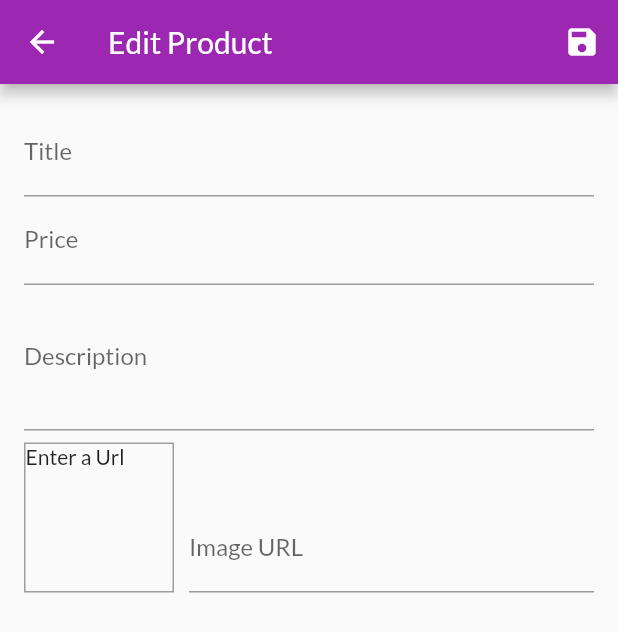
After one commit to BishalN/ShopApp, a Flutter app: the EditProductScreen screen opened by its route, on a phone screen of 412 x 824 dp. The commit adds this screen. Shown: the top 632 px of the screen. Run offline on Flutter 3.47's test engine with Material 2 defaults, Android fonts, the phone set to English and light mode, and no system bars; network calls fail.

Commit message:
addition of edit product screen

```diff
--- a/lib/main.dart
+++ b/lib/main.dart
@@ -8,6 +8,8 @@ import './provider/cart.dart';
 import './screens/cart_screen.dart';
 import './provider/order.dart';
 import './screens/order_Screen.dart';
+import './screens/user_product_screen.dart';
+import './screens/edit_product_screen.dart';
 
 void main() {
   runApp(MyApp());
@@ -31,7 +33,9 @@ class MyApp extends StatelessWidget {
         routes: {
           ProductDetailScreen.routeName: (ctx) => ProductDetailScreen(),
           CartScreen.routeName: (ctx) => CartScreen(),
-          OrderScreen.routeName: (ctx) => OrderScreen()
+          OrderScreen.routeName: (ctx) => OrderScreen(),
+          UserProductScreen.routeName: (ctx) => UserProductScreen(),
+          EditProductScreen.routeName: (ctx) => EditProductScreen(),
         },
       ),
     );
--- /dev/null
+++ b/lib/screens/edit_product_screen.dart
@@ -0,0 +1,130 @@
+import 'package:flutter/material.dart';
+
+import '../provider/product.dart';
+
+class EditProductScreen extends StatefulWidget {
+  static const routeName = '/edit';
+  @override
+  _EditProductScreenState createState() => _EditProductScreenState();
+}
+
+class _EditProductScreenState extends State<EditProductScreen> {
+  final _imageUrlController = TextEditingController();
+  final _imageUrlFocusNode = FocusNode();
+  final _form = GlobalKey<FormState>();
+  var _editedProduct =
+      Product(id: null, title: '', description: '', imageUrl: '', price: 0);
+
+  @override
+  void initState() {
+    _imageUrlFocusNode.addListener(_updateImageUrl);
+    super.initState();
+  }
+
+  @override
+  void dispose() {
+    _imageUrlController.dispose();
+    _imageUrlFocusNode.removeListener(_updateImageUrl);
+    _imageUrlFocusNode.dispose();
+
+    super.dispose();
+  }
+
+  void _updateImageUrl() {
+    if (!_imageUrlFocusNode.hasFocus) {
+      setState(() {});
+    }
+  }
+
+  void _saveForm() {
+    _form.currentState.save();
+  }
+
+  Widget build(BuildContext context) {
+    return Scaffold(
+        appBar: AppBar(
+          title: Text('Edit Product'),
+          actions: [IconButton(icon: Icon(Icons.save), onPressed: _saveForm)],
+        ),
+        body: Padding(
+          padding: const EdgeInsets.all(16.0),
+          child: Form(
+              key: _form,
+              child: ListView(children: [
+                TextFormField(
+                  decoration: InputDecoration(labelText: 'Title'),
+                  textInputAction: TextInputAction.next,
+                  onSaved: (value) {
+                    _editedProduct = Product(
+                        id: null,
+                        title: value,
+                        description: _editedProduct.description,
+                        imageUrl: _editedProduct.imageUrl,
+                        price: _editedProduct.price);
+                  },
+                ),
+                TextFormField(
+                  decoration: InputDecoration(labelText: 'Price'),
+                  textInputAction: TextInputAction.next,
+                  keyboardType: TextInputType.number,
+                  onSaved: (value) {
+                    _editedProduct = Product(
+                        id: null,
+                        title: _editedProduct.title,
+                        description: _editedProduct.description,
+                        imageUrl: _editedProduct.imageUrl,
+                        price: double.parse(value));
+                  },
+                ),
+                TextFormField(
+                  decoration: InputDecoration(labelText: 'Description'),
+                  maxLines: 3,
+                  keyboardType: TextInputType.multiline,
+                  onSaved: (value) {
+                    _editedProduct = Product(
+                        id: null,
+                        title: _editedProduct.title,
+                        description: value,
+                        imageUrl: _editedProduct.imageUrl,
+                        price: _editedProduct.price);
+                  },
+                ),
+                Row(
+                  crossAxisAlignment: CrossAxisAlignment.end,
+                  children: [
+                    Container(
+                        height: 100,
+                        width: 100,
+                        margin: EdgeInsets.only(top: 8, right: 10),
+                        decoration: BoxDecoration(
+                            border: Border.all(width: 1, color: Colors.grey)),
+                        child: _imageUrlController.text.isEmpty
+                            ? Text('Enter a Url')
+                            : FittedBox(
+                                child: Image.network(_imageUrlController.text),
+                                fit: BoxFit.cover,
+                              )),
+                    Expanded(
+                      child: TextFormField(
+                        decoration: InputDecoration(labelText: 'Image URL'),
+                        keyboardType: TextInputType.url,
+                        controller: _imageUrlController,
+                        textInputAction: TextInputAction.done,
+                        focusNode: _imageUrlFocusNode,
+                        onFieldSubmitted: (_) => _saveForm(),
+                        onSaved: (value) {
+                          _editedProduct = Product(
+                              id: null,
+                              title: _editedProduct.title,
+                              description: _editedProduct.description,
+                              imageUrl: value,
+                              price: _editedProduct.price);
+                        },
+                      ),
+                    )
+                  ],
+                )
+              ])),
+        ));
+  }
+}
--- a/lib/widgets/app_drawer.dart
+++ b/lib/widgets/app_drawer.dart
@@ -1,6 +1,7 @@
 import 'package:flutter/material.dart';
 
 import '../screens/order_Screen.dart';
+import '../screens/user_product_screen.dart';
 
 class AppDrawer extends StatelessWidget {
   @override
@@ -26,7 +27,16 @@ class AppDrawer extends StatelessWidget {
               onTap: () {
                 Navigator.of(context)
                     .pushReplacementNamed(OrderScreen.routeName);
-              })
+              }),
+          Divider(),
+          ListTile(
+            leading: Icon(Icons.edit),
+            title: Text('Products'),
+            onTap: () {
+              Navigator.of(context)
+                  .pushReplacementNamed(UserProductScreen.routeName);
+            },
+          )
         ],
       ),
     );
```
Also changed, not shown: lib/provider/cart.dart (+20 -0 lines), lib/screens/user_product_screen.dart (added, +43 -0 lines), lib/widgets/cart_item.dart (+21 -0 lines), lib/widgets/order_item.dart (+13 -10 lines), lib/widgets/product_item.dart (+11 -0 lines), lib/widgets/user_product_item.dart (added, +35 -0 lines).
